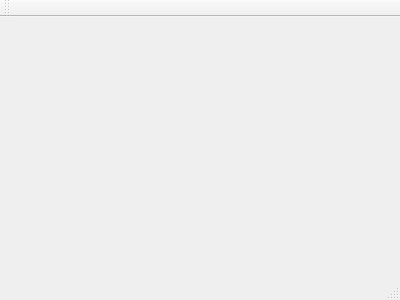
Qt form QDatasetGrain/mainwindow.ui (kozolex/QDatasetGrain) before a commit.
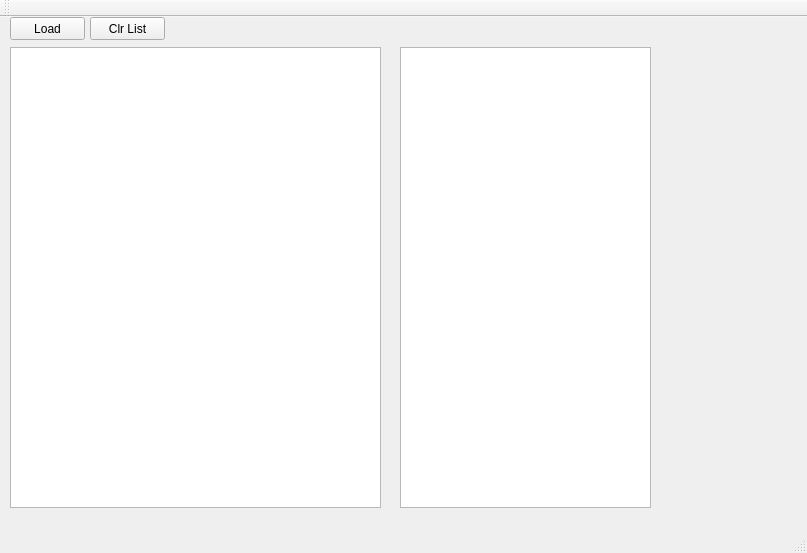
The same form after that commit.

Commit message:
0.2 Window + Qdialog
Menu basis

What changed in the file:
```diff
--- a/QDatasetGrain/mainwindow.ui
+++ b/QDatasetGrain/mainwindow.ui
@@ -1,24 +1,91 @@
 <ui version="4.0">
  <class>MainWindow</class>
- <widget class="QMainWindow" name="MainWindow" >
-  <property name="geometry" >
+ <widget class="QMainWindow" name="MainWindow">
+  <property name="geometry">
    <rect>
     <x>0</x>
     <y>0</y>
-    <width>400</width>
-    <height>300</height>
+    <width>807</width>
+    <height>553</height>
    </rect>
   </property>
   <property name="windowTitle" >
    <string>MainWindow</string>
   </property>
-  <widget class="QMenuBar" name="menuBar" />
-  <widget class="QToolBar" name="mainToolBar" />
-  <widget class="QWidget" name="centralWidget" />
-  <widget class="QStatusBar" name="statusBar" />
+  <widget class="QWidget" name="centralWidget">
+   <widget class="QPushButton" name="pushButtonLoad">
+    <property name="geometry">
+     <rect>
+      <x>10</x>
+      <y>0</y>
+      <width>75</width>
+      <height>23</height>
+     </rect>
+    </property>
+    <property name="text">
+     <string>Load</string>
+    </property>
+   </widget>
+   <widget class="QListWidget" name="listWidgetFilesAdded">
+    <property name="geometry">
+     <rect>
+      <x>10</x>
+      <y>30</y>
+      <width>371</width>
+      <height>461</height>
+     </rect>
+    </property>
+    <property name="font">
+     <font>
+      <pointsize>6</pointsize>
+     </font>
+    </property>
+   </widget>
+   <widget class="QPushButton" name="pushButton">
+    <property name="geometry">
+     <rect>
+      <x>90</x>
+      <y>0</y>
+      <width>75</width>
+      <height>23</height>
+     </rect>
+    </property>
+    <property name="text">
+     <string>Clr List</string>
+    </property>
+   </widget>
+   <widget class="QGraphicsView" name="graphicsViewMain">
+    <property name="geometry">
+     <rect>
+      <x>400</x>
+      <y>30</y>
+      <width>251</width>
+      <height>461</height>
+     </rect>
+    </property>
+   </widget>
+  </widget>
+  <widget class="QMenuBar" name="menuBar">
+   <property name="geometry">
+    <rect>
+     <x>0</x>
+     <y>0</y>
+     <width>807</width>
+     <height>21</height>
+    </rect>
+   </property>
+  </widget>
+  <widget class="QToolBar" name="mainToolBar">
+   <attribute name="toolBarArea">
+    <enum>TopToolBarArea</enum>
+   </attribute>
+   <attribute name="toolBarBreak">
+    <bool>false</bool>
+   </attribute>
+  </widget>
+  <widget class="QStatusBar" name="statusBar"/>
  </widget>
- <layoutDefault spacing="6" margin="11" />
- <pixmapfunction></pixmapfunction>
+ <layoutdefault spacing="6" margin="11"/>
  <resources/>
  <connections/>
 </ui>
```
Left out of the diff: 3 changed lines with no effect on the pictures. The commit also changes 7 other files.
